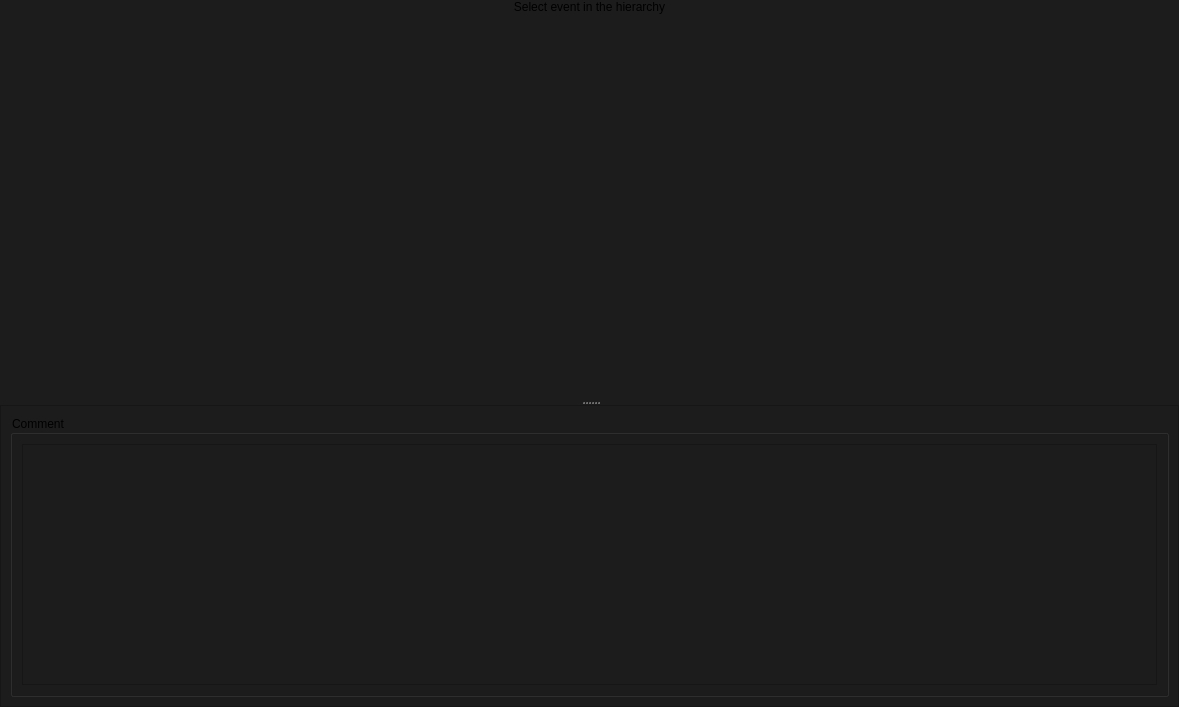
The window that src/soudevent_editor/properties_window.ui (dertwist/Hammer5Tools) describes before a commit, drawn with Qt 5.
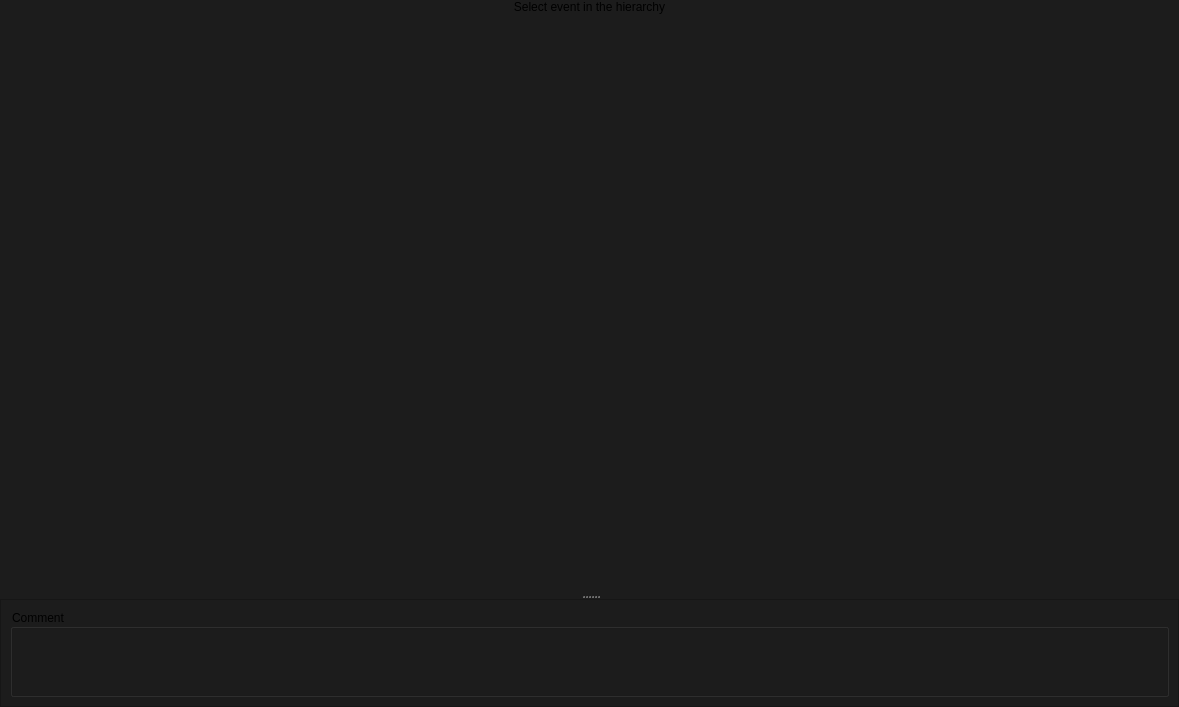
The same window after the commit. Icons and pictures are not drawn.

Commit message: [SoundEventEditor] Comment selection function

The edit to the form file:
```diff
--- a/src/soudevent_editor/properties_window.ui
+++ b/src/soudevent_editor/properties_window.ui
@@ -65,7 +65,7 @@
           <x>0</x>
           <y>0</y>
           <width>1179</width>
-          <height>443</height>
+          <height>427</height>
          </rect>
         </property>
         <property name="styleSheet">
@@ -155,11 +155,7 @@
            <property name="title">
             <string>Comment</string>
            </property>
-           <layout class="QHBoxLayout" name="horizontalLayout">
-            <item>
-             <widget class="QPlainTextEdit" name="comment_widget"/>
-            </item>
-           </layout>
+           <layout class="QHBoxLayout" name="horizontalLayout"/>
           </widget>
          </widget>
         </item>
```
The commit also changes 3 other files.
